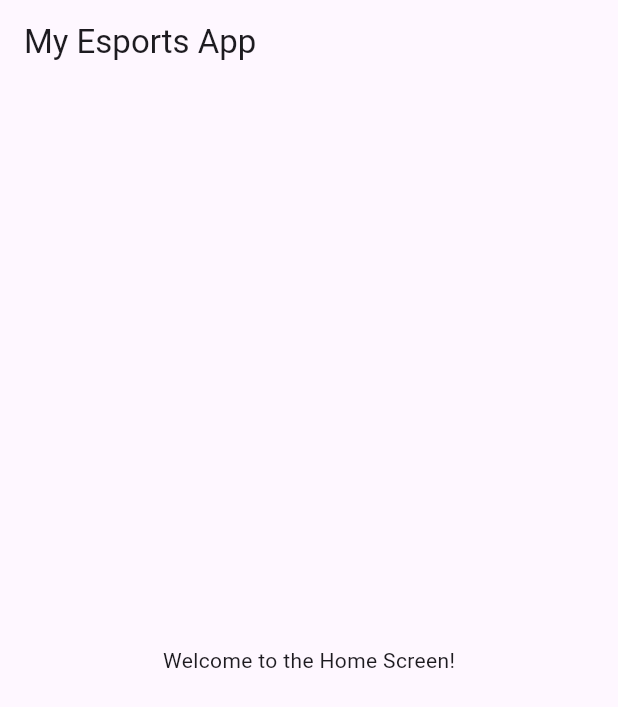
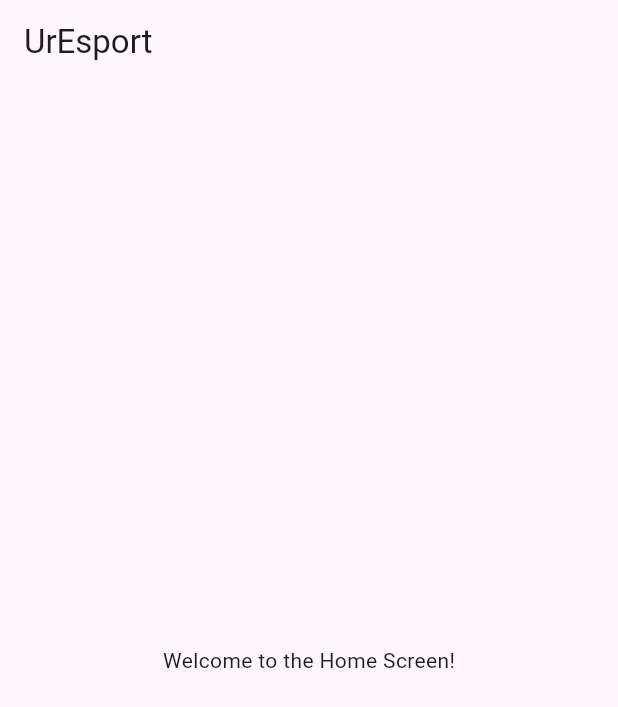
Before and after one commit to Pietrucci-Blacher/UrEsport, a Flutter app: the screen it shows after launch, on a phone screen of 412 x 824 dp. Shown: the top 707 px of the screen. Run offline on Flutter 3.47's test engine with Material 3 defaults, Android fonts, the phone set to English and light mode, and no system bars.

Commit message:
Feat: Edit App Name

```diff
--- a/front/lib/main.dart
+++ b/front/lib/main.dart
@@ -11,7 +11,7 @@ class MyApp extends StatelessWidget {
   @override
   Widget build(BuildContext context) {
     return MaterialApp(
-      title: 'My Esports App',
+      title: 'UrEsport',
       debugShowCheckedModeBanner: false,
       home: const SplashScreen(),
       theme: ThemeData(
--- a/front/lib/screens/home_screen.dart
+++ b/front/lib/screens/home_screen.dart
@@ -7,7 +7,7 @@ class HomeScreen extends StatelessWidget {
   Widget build(BuildContext context) {
     return Scaffold(
       appBar: AppBar(
-        title: const Text('My Esports App'),
+        title: const Text('UrEsport'),
       ),
       body: const Center(
         child: Text('Welcome to the Home Screen!'),
```
